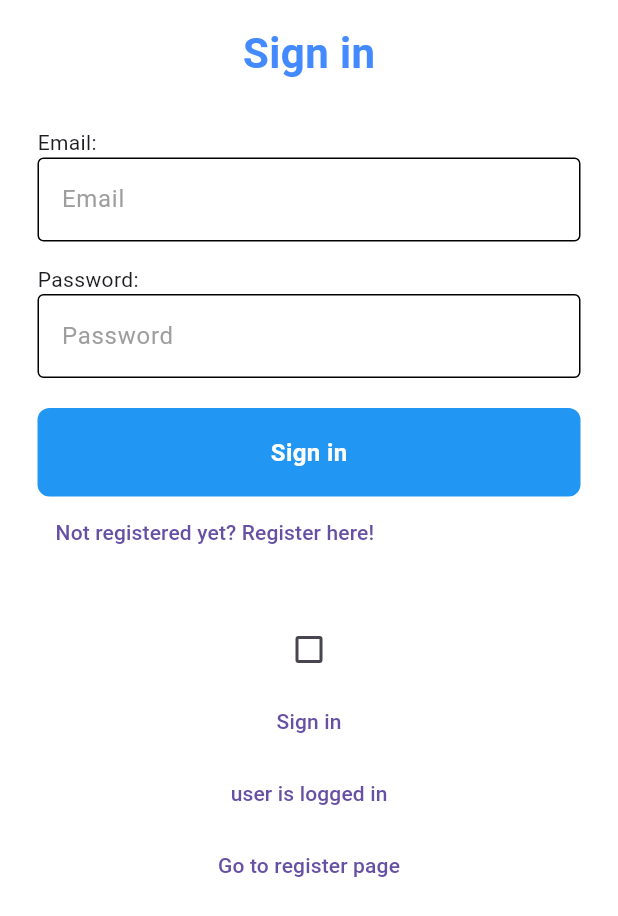
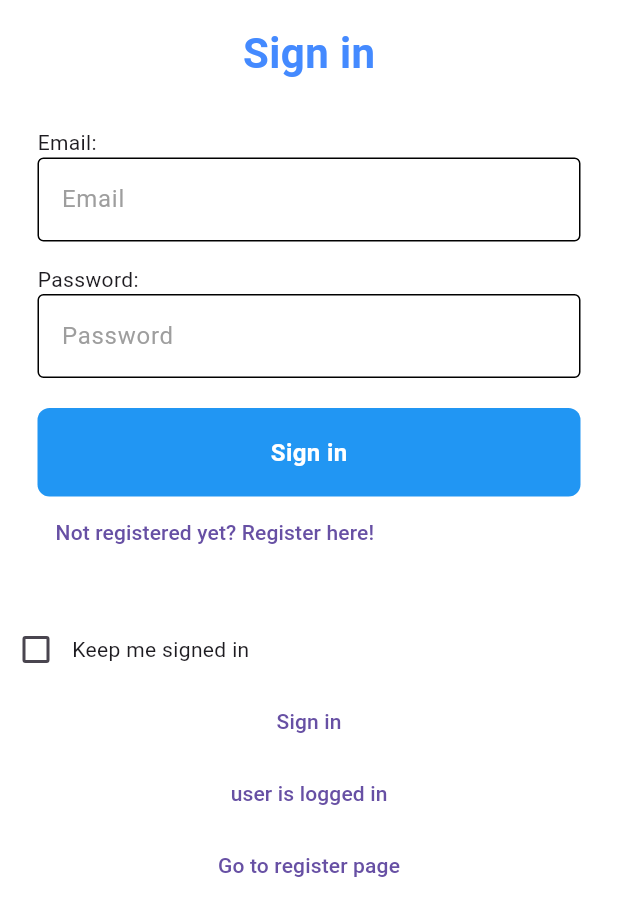
Before and after one commit to amorindev/mobile-ecommerce, a Flutter app: the SignInScreen screen opened by its route, after a tap on "Sign in", on a phone screen of 412 x 824 dp. Shown: the top 916 px of the screen. Run offline on Flutter 3.47's test engine with Material 3 defaults, Android fonts, the phone set to English and light mode, and no system bars; our stand-ins replace bloc, dio, equatable, fixnum, flutter_bloc, flutter_dotenv and 5 more; missing offline and left inert: flutter_branch_sdk, grpc, protobuf; accounts and stored records are empty; network calls fail.

Commit message:
clean go_router and AuthBlocListener

```diff
--- a/lib/router/router.dart
+++ b/lib/router/router.dart
@@ -5,9 +5,7 @@ import 'package:flu_go_jwt/screens/auth/auth_provider_listener.dart';
 import 'package:flu_go_jwt/screens/auth/email_verified_screen.dart';
 import 'package:flu_go_jwt/screens/auth/sign_in_screen.dart';
 import 'package:flu_go_jwt/screens/auth/sign_up_screen.dart';
-import 'package:flu_go_jwt/screens/auth/email_verification_test.dart';
 import 'package:flu_go_jwt/screens/bottom_nav_bar.dart';
-import 'package:flu_go_jwt/screens/email_verification_page.dart';
 import 'package:flu_go_jwt/screens/email_verification_screen.dart';
 import 'package:flu_go_jwt/screens/home_screen.dart';
 import 'package:flu_go_jwt/screens/profile_screen.dart';
@@ -19,49 +17,8 @@ import 'package:go_router/go_router.dart';
 // EN el caso de un ecommerce lo mejor seria ir a home agregar productos
 // si necesita alguna funcion que requiera inicio de sesion le redirigiría
 // Como manejarlo con bloc ? -de momento solo con provider
-
-// * ver el flujo de branch io con eleenlace si es desed el stream
-// * no seria necesario go_router y usaríamos ongenerated route
-// * ventajas de hacer con codewith andread deeplinks funciona bien
-// * pero no tiene la funcionalidad de ir a la tienda si no esta instalada la app
-// * hacer un lego software?
 class AppRouter {
-  static Route<dynamic>? onGenerateRoute(RouteSettings settings) {
-    switch (settings.name) {
-      case AppRoutes.signInRoute:
-        return MaterialPageRoute(
-          builder: (context) => const SignInScreen(),
-        );
-      case AppRoutes.authBlocListernScreen:
-        return MaterialPageRoute(
-          builder: (context) => const AuthBlocListener(),
-        );
-      case AppRoutes.emailVerifiedRoute:
-        return MaterialPageRoute(
-          // * recover
-          builder: (context) => const EmailVerificationScreen(),
-        );
-
-      /* default:
-        return MaterialPageRoute(
-          builder: (context) => const Scaffold(
-            body: Center(
-              child: CircularProgressIndicator(
-                color: Colors.amber,
-              ),
-            ),
-          ),
-        ); */
-      default:
-        return MaterialPageRoute(
-          builder: (context) => const AuthBlocListener(),
-        );
-    }
-  }
-}
-
-class AppRouter2 {
-  AppRouter2._();
+  AppRouter._();
   static final _rootNavKey = GlobalKey<NavigatorState>();
   static final _rootNavHome = GlobalKey<NavigatorState>(
     debugLabel: 'shellHome',
@@ -69,36 +26,19 @@ class AppRouter2 {
   static final _rootNavProfile = GlobalKey<NavigatorState>(
     debugLabel: 'shellProfile',
   );
-  //static Route<dynamic>? onGenerateRoute2(RouteSettings settings) {}
   static final GoRouter router = GoRouter(
-    //initialLocation: AppRoutes.signInRoute,
+    // * O con el redirect basta ?
+    // * O poner GoRouter con el path "/" como ruta inicial ?
     initialLocation: AppRoutes.authBlocListernScreen,
     navigatorKey: _rootNavKey,
-    //initialLocation: AppRoutes.authListernScreen,
     debugLogDiagnostics: true, // quitar en producción
     routes: <RouteBase>[
       GoRoute(
-        path: AppRoutes.practice,
-        //builder: (context, state) => const PracticeScreen(),
-        builder: (context, state) => const Practice2Screen(),
-      ),
-      /* GoRoute(
-        path: AppRoutes.branchioPageTest,
-        builder: (context, state) => const BrancIoPage(),
-      ), */
-      GoRoute(
         path: '/open',
         builder: (context, state) => Scaffold(
-          appBar: AppBar(
-            title: const Text("(open)"),
-          ),
-        ),
-      ),
-      GoRoute(
-        path: AppRoutes.authProviderListernScreen,
-        builder: (context, state) {
-          return const AuthProviderListener();
-        },
+            appBar: AppBar(
+          title: const Text("(open)"),
+        )),
       ),
       GoRoute(
         path: AppRoutes.authBlocListernScreen,
@@ -149,23 +89,44 @@ class AppRouter2 {
         ],
       )
     ],
+    /* redirect: (context, state) {
+      // * Dejaremos a redirect que maneje la navegacion a home y no desde el listener
+      // se puede dejar authbloc istener solo con el listener con el el builder
+      // asi nos evitamos de gorouter sería como un redirect
+
+      // lo que quiero es que navego el usario y un cambio
+      final authState = context.read<AuthBloc>().state;
+      // si el estado global tiene user
+      //if (state.user) {}
+      // * aqui lo que no quiero es que se mantenga en sign in cuando el usario navego a otra pantalla
+      // ? se debe verificar is loading y el error?
+      if (authState is AuthStateSignedIn) {
+        return AppRoutes.homeRoute;
+      }
+      if (authState is AuthStateNeedsVerification) {
+        return AppRoutes.verifyEmailRoute;
+      }
+      if (authState is AuthStateSignedOut) {
+        return AppRoutes.signInRoute;
+      }
+      return "";
+    }, */
   );
 }
 
-final appRouter = GoRouter(
-  initialLocation: AppRoutes.signInRoute,
+/* final appRouter = GoRouter(
   routes: [
     GoRoute(
       path: '/',
       builder: (context, state) => const HomeScreen(),
-      /* routes: [
+      routes: [
         GoRoute(
           path: 'details/:itemId',
           builder: (context, state) {
             return DetailScreen(itemId: state.pathParameters['itemId']!);
           },
         ),
-      ], */
+      ],
     ),
     /*  GoRoute(
       path: '/branchio',
@@ -178,22 +139,5 @@ final appRouter = GoRouter(
       },
     ),
   ],
-  /* redirect: (context, state) {
-    // lo que quiero es que navego el usario y un cambio
-    final authState = context.read<AuthBloc>().state;
-    // si el estado global tiene user
-    //if (state.user) {}
-    // * aqui lo que no quiero es que se mantenga en sign in cuando el usario navego a otra pantalla
-    // ? se debe verificar is loading y el error?
-    if (authState is AuthStateSignedIn) {
-      return AppRoutes.homeRoute;
-    }
-    if (authState is AuthStateNeedsVerification) {
-      return AppRoutes.verifyEmailRoute;
-    }
-    if (authState is AuthStateSignedOut) {
-      return AppRoutes.signInRoute;
-    }
-    return "";
-  }, */
 );
+ */
--- a/lib/router/routes.dart
+++ b/lib/router/routes.dart
@@ -4,8 +4,6 @@ class AppRoutes {
   // cuando usar /, sin / rutas hijas del GoRoute y rutas anidaas del shellRoute
   static const String branchioPageTest = '/branchio';
   static const String goFlutter = '/open';
-  static const String practice = '/practice';
-  static const String practice2 = '/practice2';
   static const String authProviderListernScreen = '/auth-provider-listener';
   static const String authBlocListernScreen = '/auth-bloc-listener';
 
--- a/lib/screens/auth/auth_bloc_listener.dart
+++ b/lib/screens/auth/auth_bloc_listener.dart
@@ -27,61 +27,30 @@ class _AuthBlocListenerState extends State<AuthBlocListener> {
     // * Cuando se presiona el backButton
     return BlocConsumer<AuthBloc, AuthState>(
       listener: (context, state) {
-        print("State: $state");
           "---------------------------state".log();
           state.log();
           "---------------------------state".log();
         if (state is AuthStateBranchIoStateDeepLinkToken) {
-          "********************************************3".log();
           //return const EmailVerificationScreen();
           /* Navigator.of(context).pushNamed(
             AppRoutes.emailVerifiedRoute,
           ); */
-          "!!!!!!!!!!!!!!!!!!!!!!!!!!!!!!!!!!!!!!!!!!!".log();
           state.token.log();
-          "!!!!!!!!!!!!!!!!!!!!!!!!!!!!!!!!!!!!!!!!!!!".log();
-          print("!!!!!!!!!!!!!!!!!!!!!!!!!!!!!!!!!!!!!!!!!!!");
-          print(state.token);
-          print("!!!!!!!!!!!!!!!!!!!!!!!!!!!!!!!!!!!!!!!!!!!");
         }
       },
       builder: (context, state) {
-        print("%%%%%%%%%%%%%%%%%%%%%");
-        print(state);
-        print("%%%%%%%%%%%%%%%%%%%%%");
-        "*********************************************".log();
-        /* if (state is BranchIoStateDeepLinkToken) {
-          state.token.log();
-          "thissssssssssssssssssssssss".log();
-          print(state.token);
-          Navigator.of(context).pushNamed(
-            AppRoutes.emailVerifiedRoute,
-          );
-        } */
-        "*********************************************".log();
         if (state is AuthStateSignedIn) {
-          "*********************************************1".log();
           return const HomeScreen();
         } else if (state is AuthStateNeedsVerification) {
-          "*********************************************2".log();
           return const EmailVerificationTest();
         } else if (state is AuthStateSignedOut) {
-          "*********************************************4".log();
-          /* if (state is AuthStateBranchIoStateDeepLinkToken) {
-            return Scaffold(
-              appBar: AppBar(
-                title: const Text("llegamos"),
-              ),
-            );
-
-          } */
           return const SignInScreen();
         } else if (state is AuthStateBranchIoStateDeepLinkToken) {
-          "********************************************3".log();
-          //return const EmailVerificationScreen();
+          /* Navigator.of(context).pushNamed(
+            AppRoutes.emailVerifiedRoute,
+          ); */
           return const EmailVerifiedScreen();
         } else if (state is AuthStateRegistering) {
-          "*********************************************5".log();
           return const SignUpScreen();
         } else {
           // ? no se prece al splash screen entonces despuesd desl splsh otr pagina de crgando?
--- a/lib/screens/auth/auth_provider_listener.dart
+++ b/lib/screens/auth/auth_provider_listener.dart
@@ -1,4 +1,4 @@
-import 'package:flu_go_jwt/main.dart';
+/* import 'package:flu_go_jwt/main.dart';
 import 'package:flu_go_jwt/screens/auth/sign_in_screen.dart';
 import 'package:flu_go_jwt/screens/email_verification_screen.dart';
 import 'package:flu_go_jwt/screens/home_screen.dart';
@@ -41,4 +41,4 @@ class _AuthProviderListenerState extends State<AuthProviderListener> {
       },
     );
   }
-}
+} */
--- a/lib/screens/auth/sign_in_screen.dart
+++ b/lib/screens/auth/sign_in_screen.dart
@@ -44,9 +44,6 @@ class _SignInScreenState extends State<SignInScreen> {
   Widget build(BuildContext context) {
     return BlocListener<AuthBloc, AuthState>(
       listener: (context, state) async {
-        "************************".log();
-        state.log();
-        "************************".log();
         // * 1. Termina el inicialice el usuario es SignedOut con error nulo loading nulo
         // * 2. Hace click el usuario - esta en loading y los otros null - saltará el primer if
         // * 3. cuando termina correcto o retorna un error - loading debe ser false
@@ -62,6 +59,12 @@ class _SignInScreenState extends State<SignInScreen> {
             _closeDialogHandle =
                 showLoadingDialog(context: context, text: 'Loading');
           } */
+
+          // * mejorarlo
+          if (state.exception != null) {
+            // weincode agrega en las exceptiones el string mas limpio menos validaciones
+            await showErrorDialog(context, state.exception.toString());
+          }
 
           if (state.exception is UserNotFoundAuthException) {
             await showErrorDialog(
@@ -169,10 +172,6 @@ class _SignInScreenState extends State<SignInScreen> {
                 ),
               ),
 
-              //Spacer()
-              // * Si no tienes un  cuenta registrate
-
-              // * Parte 2
               /* authProvider.isLoggedIn
                   ? const Text("user loggued in")
                   : const Text("user is not loggued in"),
@@ -184,6 +183,8 @@ class _SignInScreenState extends State<SignInScreen> {
 
               // * RememberMe, Diegoveloper hizo un en vivo donde no se necesita agregar un set estate
               // * sino un widget de animación que se usba para eso
+              Row(
+                children: [
                   Checkbox(
                     value: isChecked,
                     onChanged: (value) {
@@ -192,6 +193,12 @@ class _SignInScreenState extends State<SignInScreen> {
                       });
                     },
                   ),
+                  // esto es cuando el access token no caduca, el back retorna access y refresh token nuevamente
+                  // o es como lo estaos haciendo solo retorna nuevo access token
+                  const Text("Keep me signed in")
+                ],
+              ),
+
               // * Sign in email-password
               TextButton(
                 onPressed: () async {
--- a/lib/services/auth/bloc/auth_event.dart
+++ b/lib/services/auth/bloc/auth_event.dart
@@ -142,3 +142,6 @@ class AuthEventNewTokenReceived extends AuthEvent {
   final String token;
   const AuthEventNewTokenReceived({required this.token});
 }
+class CancelarSuscripcion extends AuthEvent{
+  const CancelarSuscripcion();
+}
--- a/lib/services/branchio/bloc/branch_io_bloc.dart
+++ b/lib/services/branchio/bloc/branch_io_bloc.dart
@@ -19,13 +19,7 @@ class BranchIoBloc extends Bloc<BranchIoEvent, BranchIoState> {
     //_onSuscribe();
     on<BranchIoEvent>((event, emit) {});
 
-
-
-
-
     // 0 debajo
-    "-----------------------test".log();
-    print("-----------------------test");
     //_onSuscribe();
   }
 
```
Also changed, not shown: lib/app.dart (+27 -1 lines), lib/router/router_ongenerated.dart (added, +47 -0 lines), lib/services/auth/bloc/auth_bloc.dart (+12 -4 lines), 1 other file. Lines whose indentation alone changed are shown as unchanged.
